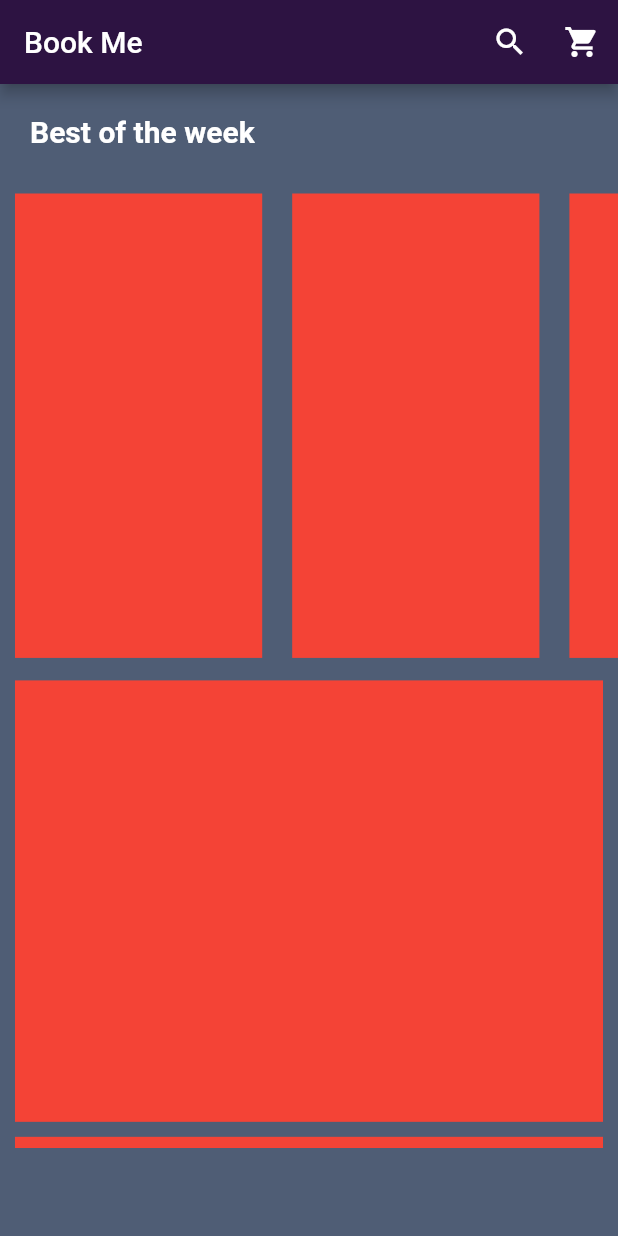
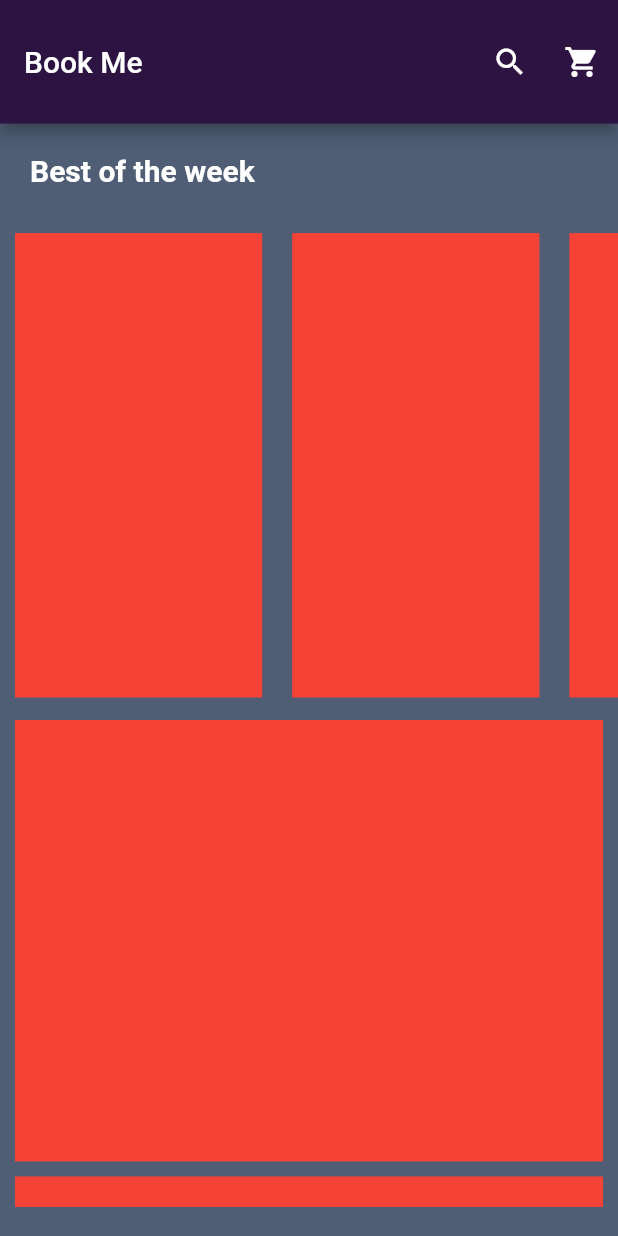
Before and after one commit to RubemNto/Flutter_Projects, a Flutter app: the screen it shows after launch, on a phone screen of 412 x 824 dp. Run offline on Flutter 3.47's test engine with Material 2 defaults, Android fonts, the light colour scheme and no system bars; our stand-ins replace fluttertoast, hexcolor.

Commit message:
basic UI Book Shop functional

```diff
--- a/book_shop/lib/main.dart
+++ b/book_shop/lib/main.dart
@@ -44,6 +44,7 @@ class _MyHomePageState extends State<MyHomePage> {
     return Scaffold(
       backgroundColor: HexColor("4F5D75"),
       appBar: AppBar(
+        toolbarHeight: MediaQuery.of(context).size.height * 0.1,
         title: Text(widget.title),
         backgroundColor: HexColor("2D1342"),
         actions: <Widget>[
@@ -63,11 +64,10 @@ class _MyHomePageState extends State<MyHomePage> {
           ),
         ],
       ),
-      body: Column(
-        mainAxisAlignment: MainAxisAlignment.start,
-        children: <Widget>[
-          Row(
-            mainAxisAlignment: MainAxisAlignment.start,
+      body: ListView(
+        scrollDirection: Axis.vertical,
+        reverse: false,
+        physics: const NeverScrollableScrollPhysics(),
         children: <Widget>[
           Container(
             padding: const EdgeInsets.all(20),
@@ -79,8 +79,6 @@ class _MyHomePageState extends State<MyHomePage> {
                 color: Colors.white,
               ),
             ),
-              ),
-            ],
           ),
           SizedBox(
             height: BOOK_COVER_Y,
@@ -99,7 +97,7 @@ class _MyHomePageState extends State<MyHomePage> {
             ),
           ),
           SizedBox(
-            height: MediaQuery.of(context).size.height / 2.6,
+            height: BOOK_COVER_Y,
             child: ListView.builder(
               cacheExtent: 2,
               shrinkWrap: true,
@@ -114,9 +112,7 @@ class _MyHomePageState extends State<MyHomePage> {
                     color: Colors.red,
                     child: Row(
                       mainAxisAlignment: MainAxisAlignment.start,
-                      children: const <Widget>[
-
-                      ],
+                      children: const <Widget>[],
                     ),
                   ),
                 );
@@ -126,5 +122,98 @@ class _MyHomePageState extends State<MyHomePage> {
         ],
       ),
     );
+    // Column(
+    //   mainAxisAlignment: MainAxisAlignment.start,
+    //   children: <Widget>[
+    //     Container(
+    //       width: MediaQuery.of(context).size.width,
+    //       height: MediaQuery.of(context).size.height * 0.4,
+    //       color: Colors.red,
+    //       child: Row(
+    //         mainAxisAlignment: MainAxisAlignment.start,
+    //         children: <Widget>[
+    //           Column(
+    //             mainAxisAlignment: MainAxisAlignment.start,
+    //             children: <Widget>[
+    //               Container(
+    //                 padding: const EdgeInsets.all(20),
+    //                 child: const Text(
+    //                   "Best of the week",
+    //                   style: TextStyle(
+    //                     fontSize: 20,
+    //                     fontWeight: FontWeight.bold,
+    //                     color: Colors.white,
+    //                   ),
+    //                 ),
+    //               ),
+    //             ],
+    //           ),
+    //         ],
+    //       ),
+    //     ),
+    //     Container(
+    //       width: MediaQuery.of(context).size.width,
+    //       height: MediaQuery.of(context).size.height * 0.462,
+    //       color: Colors.blue,
+    //     ),
+    // Row(
+    //   mainAxisAlignment: MainAxisAlignment.start,
+    //   children: <Widget>[
+    //     Container(
+    //       padding: const EdgeInsets.all(20),
+    //       child: const Text(
+    //         "Best of the week",
+    //         style: TextStyle(
+    //           fontSize: 20,
+    //           fontWeight: FontWeight.bold,
+    //           color: Colors.white,
+    //         ),
+    //       ),
+    //     ),
+    //   ],
+    // ),
+    // SizedBox(
+    //   height: BOOK_COVER_Y,
+    //   child: ListView.builder(
+    //     cacheExtent: 2,
+    //     shrinkWrap: true,
+    //     scrollDirection: Axis.horizontal,
+    //     itemCount: 10,
+    //     itemBuilder: (context, index) {
+    //       return Container(
+    //         margin: EdgeInsets.all(10),
+    //         width: BOOK_COVER_X,
+    //         color: Colors.red,
+    //       );
+    //     },
+    //   ),
+    // ),
+    // SizedBox(
+    //   height: BOOK_COVER_Y,
+    //   child: ListView.builder(
+    //     cacheExtent: 2,
+    //     shrinkWrap: true,
+    //     scrollDirection: Axis.vertical,
+    //     itemCount: 10,
+    //     itemBuilder: (context, index) {
+    //       return Padding(
+    //         padding: EdgeInsets.fromLTRB(10, 5, 10, 5),
+    //         child: Container(
+    //           width: MediaQuery.of(context).size.width,
+    //           height: MediaQuery.of(context).size.height / 2.8,
+    //           color: Colors.red,
+    //           child: Row(
+    //             mainAxisAlignment: MainAxisAlignment.start,
+    //             children: const <Widget>[
+    //
+    //             ],
+    //           ),
+    //         ),
+    //       );
+    //     },
+    //   ),
+    // ),
+    // ],
+    // ),);
   }
 }
```
Lines whose indentation alone changed are shown as unchanged.
